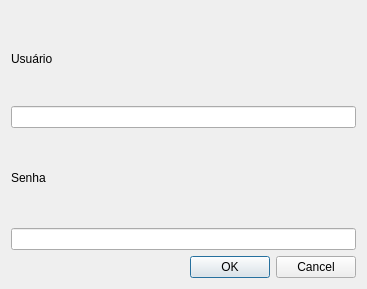
First picture: the form in src/produtos/loginform.ui, repository kavvata/cpp-crud-produtos, before the edit.
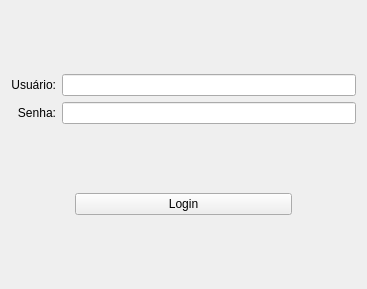
Second picture: the form after the edit.

Commit message: feat(login): implementação de login com repositório in-memory

Patch:
```diff
--- a/src/produtos/loginform.ui
+++ b/src/produtos/loginform.ui
@@ -1,7 +1,10 @@
 <?xml version="1.0" encoding="UTF-8"?>
 <ui version="4.0">
  <class>LoginForm</class>
- <widget class="QDialog" name="LoginForm">
+ <widget class="QWidget" name="LoginForm">
+  <property name="enabled">
+   <bool>true</bool>
+  </property>
   <property name="geometry">
    <rect>
     <x>0</x>
@@ -23,49 +26,51 @@
    <item>
     <layout class="QVBoxLayout" name="verticalLayout">
      <item>
-      <layout class="QVBoxLayout" name="verticalLayout_3">
-       <property name="spacing">
-        <number>0</number>
-       </property>
-       <item>
-        <widget class="QLabel" name="label">
-         <property name="text">
-          <string>Usuário</string>
-         </property>
-        </widget>
-       </item>
-       <item>
-        <widget class="QLineEdit" name="lineEdit"/>
-       </item>
-      </layout>
-     </item>
-     <item>
-      <layout class="QVBoxLayout" name="verticalLayout_4">
-       <item>
-        <widget class="QLabel" name="label_2">
-         <property name="text">
-          <string>Senha</string>
-         </property>
-        </widget>
-       </item>
-       <item>
-        <widget class="QLineEdit" name="lineEdit_2">
+      <layout class="QGridLayout" name="gridLayout">
+       <item row="1" column="1">
+        <widget class="QLineEdit" name="senhaLineEdit_">
          <property name="echoMode">
           <enum>QLineEdit::EchoMode::Password</enum>
          </property>
         </widget>
        </item>
+       <item row="1" column="0">
+        <widget class="QLabel" name="label_2">
+         <property name="text">
+          <string>Senha:</string>
+         </property>
+         <property name="alignment">
+          <set>Qt::AlignmentFlag::AlignRight|Qt::AlignmentFlag::AlignTrailing|Qt::AlignmentFlag::AlignVCenter</set>
+         </property>
+        </widget>
+       </item>
+       <item row="0" column="0">
+        <widget class="QLabel" name="label">
+         <property name="text">
+          <string>Usuário:</string>
+         </property>
+         <property name="alignment">
+          <set>Qt::AlignmentFlag::AlignRight|Qt::AlignmentFlag::AlignTrailing|Qt::AlignmentFlag::AlignVCenter</set>
+         </property>
+        </widget>
+       </item>
+       <item row="0" column="1">
+        <widget class="QLineEdit" name="usuarioLineEdit_"/>
+       </item>
       </layout>
      </item>
      <item>
-      <layout class="QVBoxLayout" name="verticalLayout_5">
+      <layout class="QHBoxLayout" name="horizontalLayout_3">
+       <property name="leftMargin">
+        <number>64</number>
+       </property>
+       <property name="rightMargin">
+        <number>64</number>
+       </property>
        <item>
-        <widget class="QDialogButtonBox" name="buttonBox">
-         <property name="orientation">
-          <enum>Qt::Orientation::Horizontal</enum>
-         </property>
-         <property name="standardButtons">
-          <set>QDialogButtonBox::StandardButton::Cancel|QDialogButtonBox::StandardButton::Ok</set>
+        <widget class="QPushButton" name="loginPushButton_">
+         <property name="text">
+          <string>Login</string>
          </property>
         </widget>
        </item>
```
Left out of the diff: 39 changed lines with no effect on the pictures. The commit also changes 3 other files.
